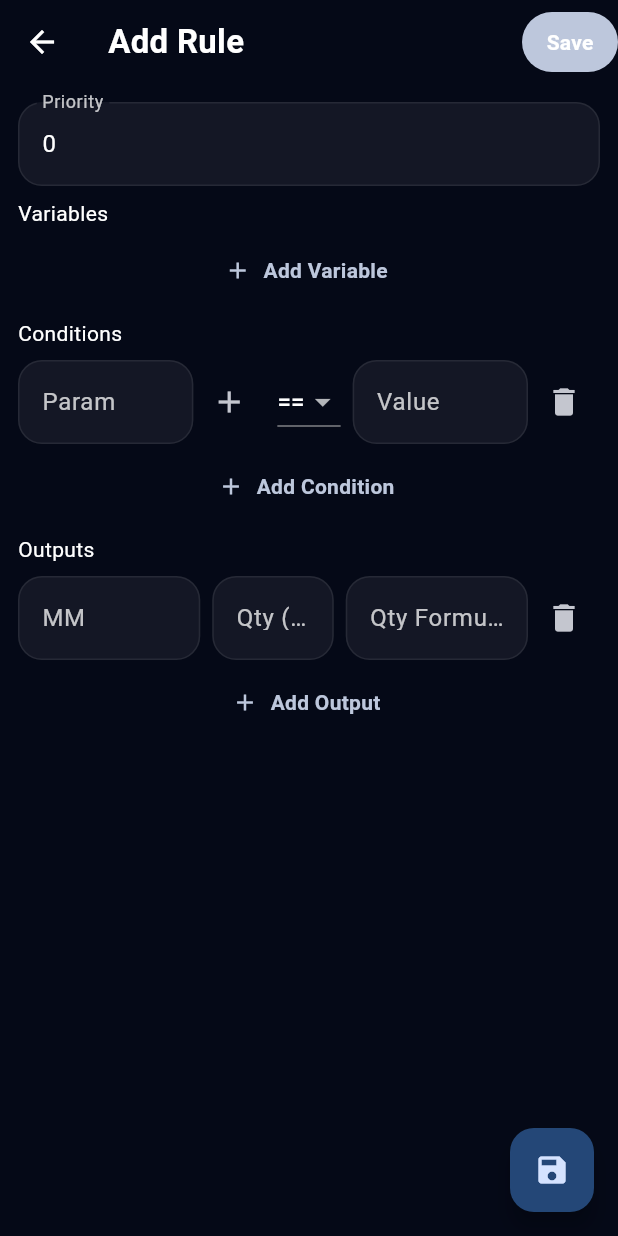
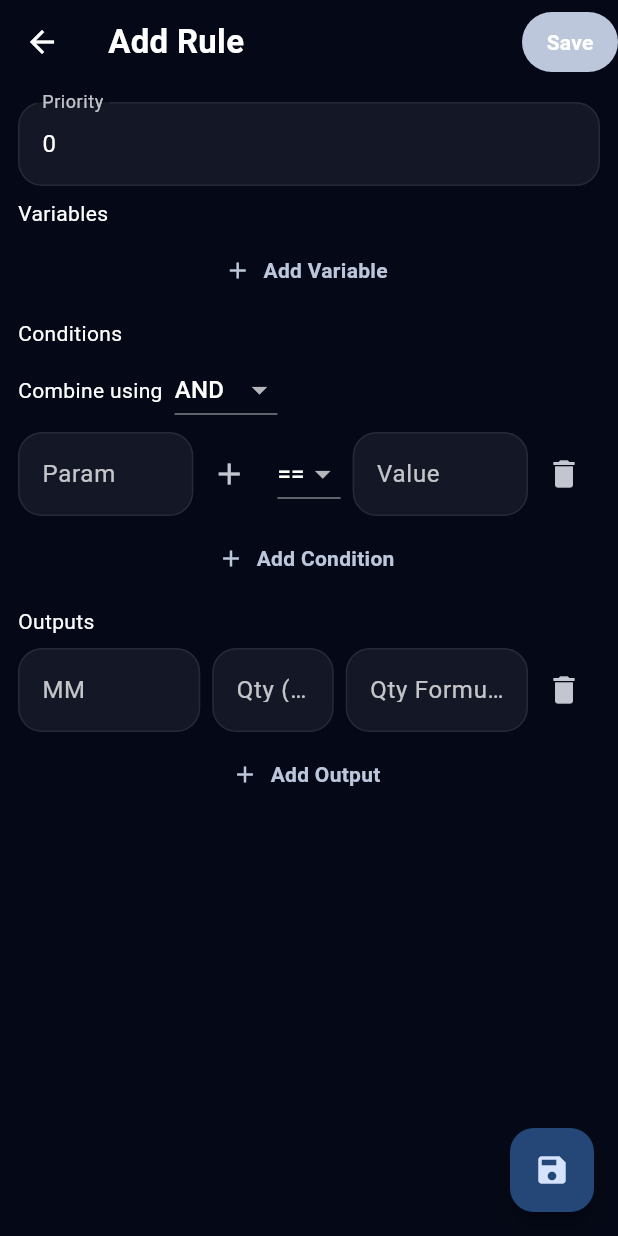
Before and after one commit to RaikaTempest/BOMTest3, a Flutter app: the RuleWizard screen opened directly with empty values, on a phone screen of 412 x 824 dp. Run offline on Flutter 3.47's test engine with Material 3 defaults, Android fonts, the phone set to English and light mode, and no system bars; missing offline and left inert: dart:html, file_selector.

Commit message:
Add combinator selection for rule wizard conditions

```diff
--- a/lib/ui/rule_wizard.dart
+++ b/lib/ui/rule_wizard.dart
@@ -82,9 +82,26 @@ class _ConditionFields {
 }
 
 class _RuleWizardState extends State<RuleWizard> {
+  static const Set<String> _supportedGroupOps = {
+    'and',
+    'or',
+    'xor',
+    'nor',
+    'nand',
+  };
+  static const List<String> _groupOpsList = [
+    'and',
+    'or',
+    'xor',
+    'nor',
+    'nand',
+  ];
+
   late final TextEditingController priority;
   final List<_ConditionFields> _conditions = [];
   final List<_OutputFields> _outputs = [];
+  String _groupOperator = 'and';
+  String? _unsupportedOperator;
 
   @override
   void initState() {
@@ -259,8 +276,9 @@ class _RuleWizardState extends State<RuleWizard> {
   Future<void> _save() async {
     try {
       final conds = _conditions.map((e) => e.toJsonLogic()).toList();
-      final Map<String, dynamic> expr =
-          conds.length == 1 ? conds.first : {'and': conds};
+      final groupOp =
+          _supportedGroupOps.contains(_groupOperator) ? _groupOperator : 'and';
+      final Map<String, dynamic> expr = {groupOp: conds};
       final rule = RuleDef(
         expr: expr,
         outputs: _outputs.map((e) => e.toOutputSpec()).toList(),
@@ -397,14 +415,38 @@ class _RuleWizardState extends State<RuleWizard> {
 
   void _loadExpr(Map<String, dynamic> expr) {
     _conditions.clear();
+    if (expr.isEmpty) return;
+
     Map<String, dynamic> m = expr;
-    if (m.containsKey('and')) {
-      final list = m['and'] as List;
-      for (final e in list) {
-        _conditions.add(_conditionFromExpr((e as Map).cast<String, dynamic>()));
+    final op = m.keys.first;
+    final val = m[op];
+
+    if (_supportedGroupOps.contains(op) && val is List) {
+      _groupOperator = op;
+      for (final e in val) {
+        if (e is Map<String, dynamic>) {
+          _conditions.add(_conditionFromExpr(e));
+        } else if (e is Map) {
+          _conditions.add(_conditionFromExpr(e.cast<String, dynamic>()));
+        }
       }
     } else {
-      _conditions.add(_conditionFromExpr(m));
+      if (!_supportedGroupOps.contains(op)) {
+        _unsupportedOperator =
+            'Unsupported operator "$op". Using AND for editing.';
+      }
+      if (val is List) {
+        for (final e in val) {
+          if (e is Map<String, dynamic>) {
+            _conditions.add(_conditionFromExpr(e));
+          } else if (e is Map) {
+            _conditions.add(_conditionFromExpr(e.cast<String, dynamic>()));
+          }
+        }
+      }
+      if (_conditions.isEmpty) {
+        _conditions.add(_conditionFromExpr(m));
+      }
     }
   }
 
@@ -469,6 +511,36 @@ class _RuleWizardState extends State<RuleWizard> {
             const SizedBox(height: 8),
             const Text('Conditions'),
             const SizedBox(height: 4),
+            Row(
+              children: [
+                const Text('Combine using'),
+                const SizedBox(width: 8),
+                DropdownButton<String>(
+                  value: _groupOperator,
+                  onChanged: (value) {
+                    if (value != null) {
+                      setState(() => _groupOperator = value);
+                    }
+                  },
+                  items: _groupOpsList
+                      .map(
+                        (e) => DropdownMenuItem(
+                          value: e,
+                          child: Text(e.toUpperCase()),
+                        ),
+                      )
+                      .toList(),
+                ),
+              ],
+            ),
+            if (_unsupportedOperator != null)
+              Padding(
+                padding: const EdgeInsets.symmetric(vertical: 4),
+                child: Text(
+                  _unsupportedOperator!,
+                  style: TextStyle(color: Theme.of(context).colorScheme.error),
+                ),
+              ),
             ..._conditions
                 .asMap()
                 .entries
```
Also changed, not shown: lib/core/logic.dart (+32 -0 lines).
